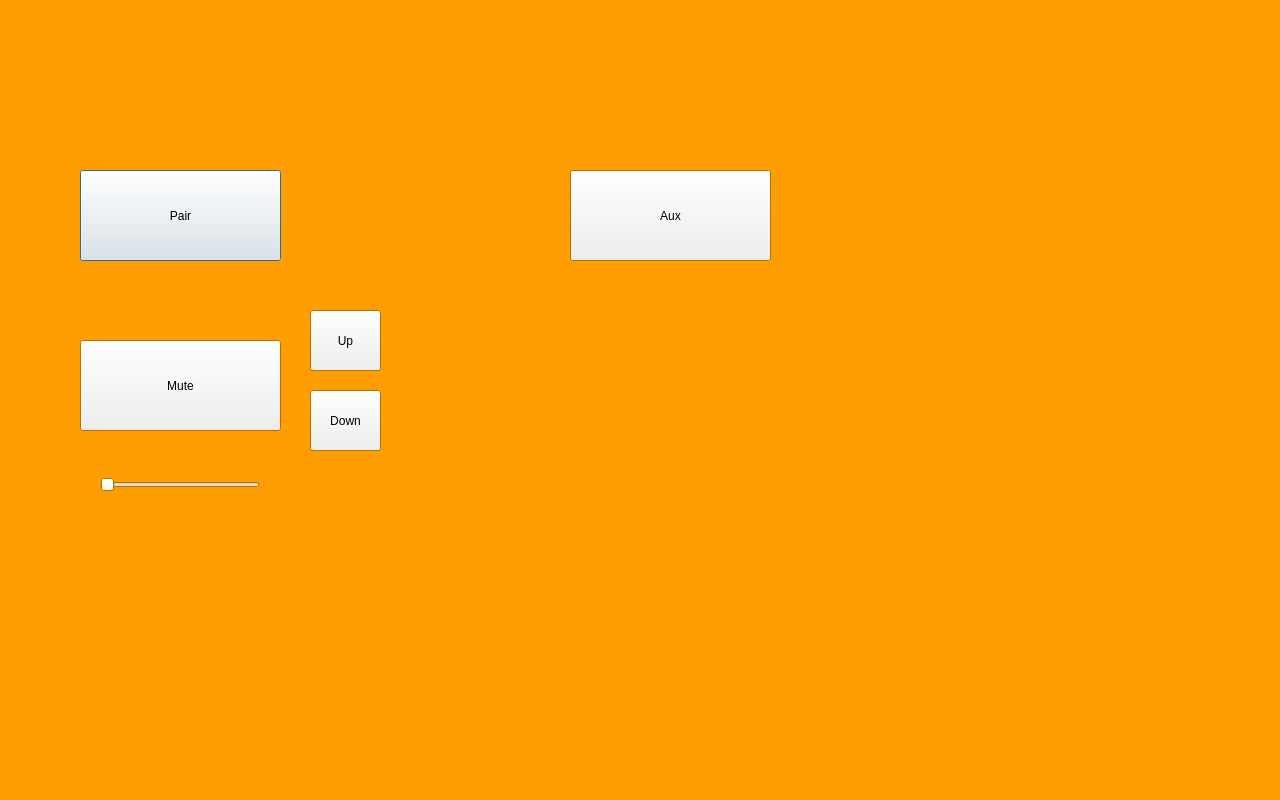
nickywongdong/wombat, file source/Axolotl1.1/musicpage.ui: the form before one commit.
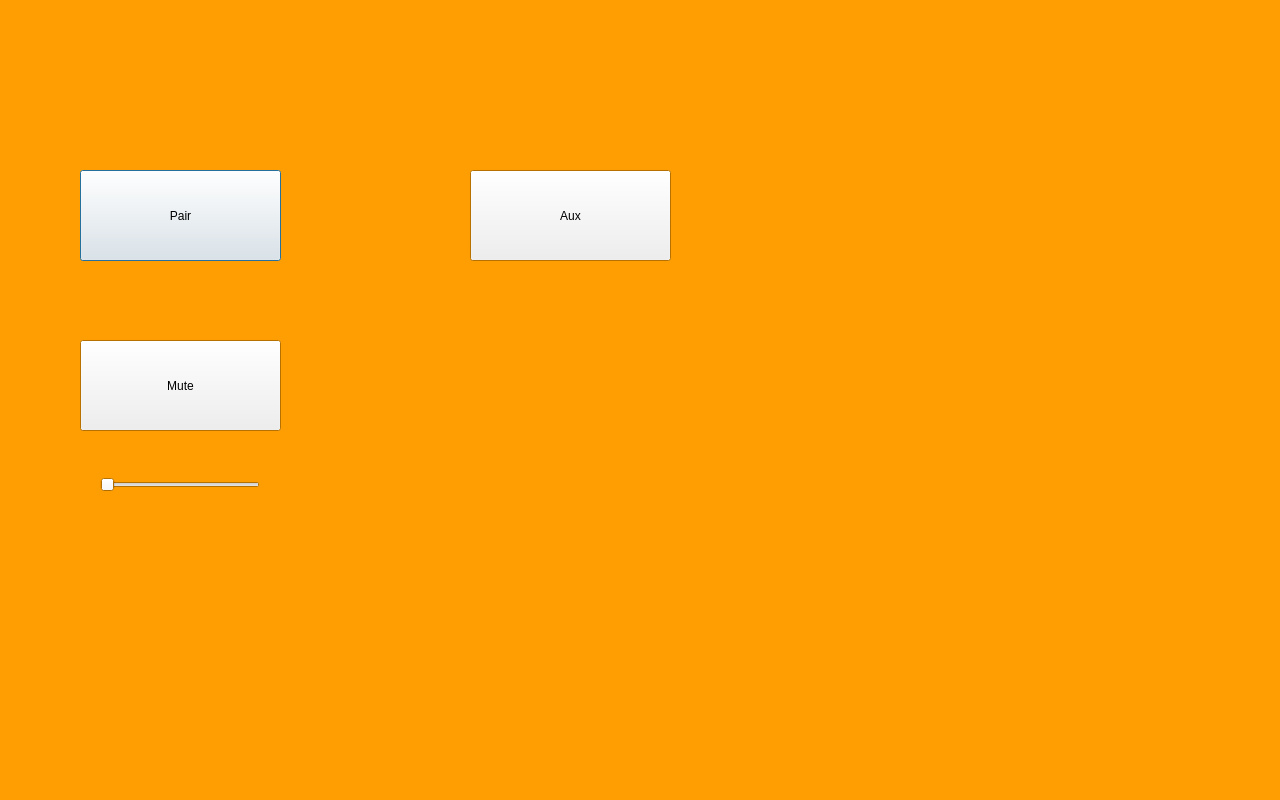
The form after the commit.

Diff of the .ui file:
```diff
--- a/source/Axolotl1.1/musicpage.ui
+++ b/source/Axolotl1.1/musicpage.ui
@@ -90,61 +90,6 @@
     <string>Pair</string>
    </property>
   </widget>
-  <widget class="QStackedWidget" name="stackedWidget">
-   <property name="geometry">
-    <rect>
-     <x>360</x>
-     <y>10</y>
-     <width>841</width>
-     <height>641</height>
-    </rect>
-   </property>
-   <property name="currentIndex">
-    <number>1</number>
-   </property>
-   <widget class="QWidget" name="page"/>
-   <widget class="QWidget" name="page_2">
-    <widget class="QLabel" name="pairLabel">
-     <property name="geometry">
-      <rect>
-       <x>-20</x>
-       <y>150</y>
-       <width>181</width>
-       <height>71</height>
-      </rect>
-     </property>
-     <property name="text">
-      <string/>
-     </property>
-    </widget>
-    <widget class="QPushButton" name="pushButton_3">
-     <property name="geometry">
-      <rect>
-       <x>210</x>
-       <y>160</y>
-       <width>201</width>
-       <height>91</height>
-      </rect>
-     </property>
-     <property name="text">
-      <string>Aux</string>
-     </property>
-    </widget>
-    <widget class="QLabel" name="mediaLabel">
-     <property name="geometry">
-      <rect>
-       <x>30</x>
-       <y>440</y>
-       <width>121</width>
-       <height>51</height>
-      </rect>
-     </property>
-     <property name="text">
-      <string/>
-     </property>
-    </widget>
-   </widget>
-  </widget>
   <widget class="QLabel" name="fmLabel">
    <property name="geometry">
     <rect>
@@ -184,32 +129,6 @@
     <string>Mute</string>
    </property>
   </widget>
-  <widget class="QPushButton" name="pushButton_5">
-   <property name="geometry">
-    <rect>
-     <x>310</x>
-     <y>390</y>
-     <width>71</width>
-     <height>61</height>
-    </rect>
-   </property>
-   <property name="text">
-    <string>Down</string>
-   </property>
-  </widget>
-  <widget class="QPushButton" name="pushButton_6">
-   <property name="geometry">
-    <rect>
-     <x>310</x>
-     <y>310</y>
-     <width>71</width>
-     <height>61</height>
-    </rect>
-   </property>
-   <property name="text">
-    <string>Up</string>
-   </property>
-  </widget>
   <widget class="QSlider" name="horizontalSlider">
    <property name="geometry">
     <rect>
@@ -223,6 +142,19 @@
     <enum>Qt::Horizontal</enum>
    </property>
   </widget>
+  <widget class="QPushButton" name="pushButton_3">
+   <property name="geometry">
+    <rect>
+     <x>470</x>
+     <y>170</y>
+     <width>201</width>
+     <height>91</height>
+    </rect>
+   </property>
+   <property name="text">
+    <string>Aux</string>
+   </property>
+  </widget>
  </widget>
  <resources/>
  <connections/>
```
